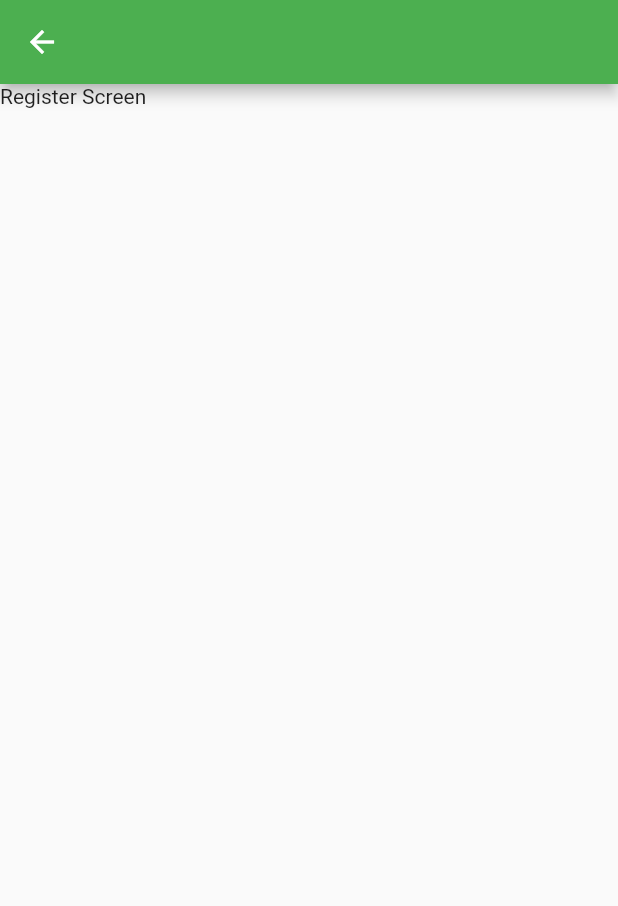
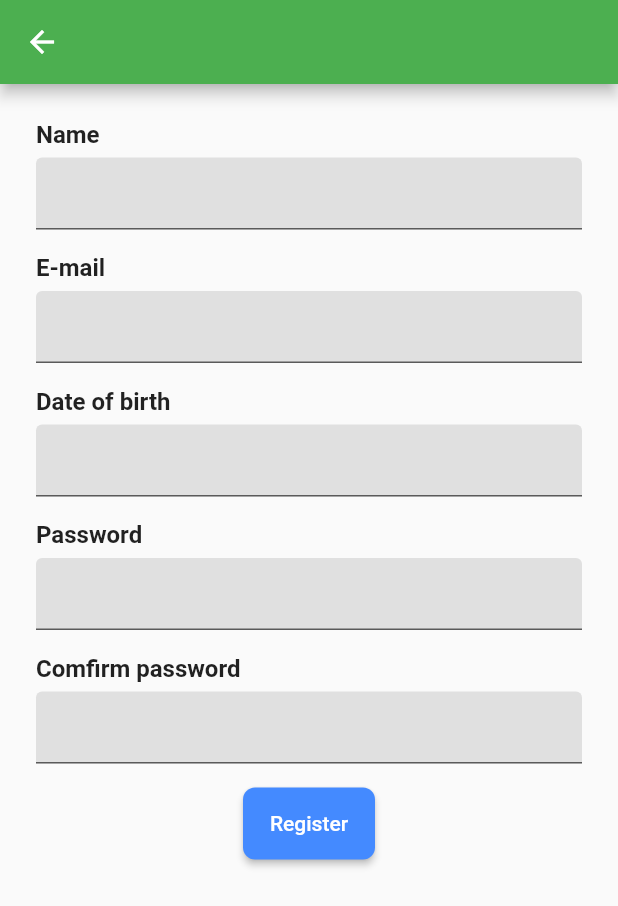
Before and after one commit to rafaelfpinho/financial_app, a Flutter app: the screen it shows after launch, after a tap on "Sign up", on a phone screen of 412 x 824 dp. Shown: the top 906 px of the screen. Run offline on Flutter 3.47's test engine with Material 2 defaults, Android fonts, the phone set to English and light mode, and no system bars; generated files the repository leaves out were written again.

Commit message:
Updated sign up screen with basic information

```diff
--- a/lib/l10n/app_en.arb
+++ b/lib/l10n/app_en.arb
@@ -3,6 +3,10 @@
   "login": "Login",
   "email": "E-mail",
   "password": "Password",
-  "register": "Sign up",
+  "comfirmPassword": "Comfirm password",
+  "name": "Name",
+  "dateOfBirth": "Date of birth",
+  "signUp": "Sign up",
+  "register": "Register",
   "loginScreenRegisterAlert": "New user?"
 }
--- a/lib/l10n/app_pt.arb
+++ b/lib/l10n/app_pt.arb
@@ -2,6 +2,10 @@
   "login": "Login",
   "email": "E-mail",
   "password": "Senha",
-  "register": "Registre-se",
+  "comfirmPassword": "Comfirmar senha",
+  "name": "Nome completo",
+  "dateOfBirth": "Data de nascimento",
+  "signUp": "Registre-se",
+  "register": "Registrar",
   "loginScreenRegisterAlert": "Novo por aqui?"
 }
--- a/lib/ui/screens/HomeScreen/home_screen.dart
+++ b/lib/ui/screens/HomeScreen/home_screen.dart
@@ -16,9 +16,7 @@ class _HomeScreenState extends State<HomeScreen> {
   Widget build(BuildContext context) {
     return Scaffold(
       appBar: AppBar(),
-      body: Material(
-        child: Text("Home Screen")
-      ),
+      body: const Text("Home Screen"),
     );
   }
 
--- a/lib/ui/screens/LoginScreen/login_screen.dart
+++ b/lib/ui/screens/LoginScreen/login_screen.dart
@@ -56,9 +56,7 @@ class _EmailField extends StatelessWidget {
             fontSize: 16, fontWeight:
             FontWeight.w700
         ),
-        onChanged: (email)
-    =>
-    {
+        onChanged: (email) => {
       print("email changed: $email")
     });
   }
@@ -120,7 +118,7 @@ class _RegisterButton extends StatelessWidget {
               child: Text(
                 AppLocalizations
                     .of(context)
-                    .register,
+                    .signUp,
                 style:
                 TextStyle(color: Colors.blueAccent),
               ))
--- a/lib/ui/screens/SignUpScreen/signup_screen.dart
+++ b/lib/ui/screens/SignUpScreen/signup_screen.dart
@@ -1,14 +1,12 @@
-
-
-import 'package:flutter/cupertino.dart';
+import 'package:financial_app/ui/screens/custom_input_text_field.dart';
 import 'package:flutter/material.dart';
+import 'package:flutter_gen/gen_l10n/app_localizations.dart';
 
 class SignUpScreen extends StatefulWidget {
   static const routeName = "/signUpScreen";
 
   @override
   State<StatefulWidget> createState() => _SignUpScreenState();
-
 }
 
 class _SignUpScreenState extends State<SignUpScreen> {
@@ -16,10 +14,102 @@ class _SignUpScreenState extends State<SignUpScreen> {
   Widget build(BuildContext context) {
     return Scaffold(
       appBar: AppBar(),
-      body: Material(
-          child: Text("Register Screen")
+      body: SafeArea(
+        child: SingleChildScrollView(
+          padding: const EdgeInsets.all(24),
+            child: _SignUpForm()
+        ),
       ),
     );
   }
+}
 
+class _SignUpForm extends StatelessWidget {
+  @override
+  Widget build(BuildContext context) {
+    return Column(
+      children: [
+        _NameInput(),
+        SizedBox(height: 16),
+        _EmailInput(),
+        SizedBox(height: 16),
+        _DateOfBirthInput(),
+        SizedBox(height: 16),
+        _PasswordInput(),
+        SizedBox(height: 16),
+        _ComfirmPasswordInput(),
+        SizedBox(height: 16),
+        _RegisterButton()
+      ],
+    );
+  }
 }
+
+class _NameInput extends StatelessWidget {
+  @override
+  Widget build(BuildContext context) {
+    return CustomInputTextField(
+        title: AppLocalizations.of(context).name,
+        onChanged: (name) => {
+          print("email changed: $name")
+        });
+  }
+}
+
+class _EmailInput extends StatelessWidget {
+  @override
+  Widget build(BuildContext context) {
+    return CustomInputTextField(
+        title: AppLocalizations.of(context).email,
+        onChanged: (email) => {
+      print("email changed: $email")
+    });
+  }
+}
+
+class _DateOfBirthInput extends StatelessWidget {
+  @override
+  Widget build(BuildContext context) {
+    return CustomInputTextField(
+        title: AppLocalizations.of(context).dateOfBirth,
+        onChanged: (dateOfBirth) => {
+          print("email changed: $dateOfBirth")
+        });
+  }
+}
+
+class _PasswordInput extends StatelessWidget {
+  @override
+  Widget build(BuildContext context) {
+    return CustomInputTextField(
+        title: AppLocalizations.of(context).password,
+        onChanged: (password) => {
+          print("email changed: $password")
+        });
+  }
+}
+
+class _ComfirmPasswordInput extends StatelessWidget {
+  @override
+  Widget build(BuildContext context) {
+    return CustomInputTextField(
+        title: AppLocalizations.of(context).comfirmPassword,
+        onChanged: (password) => {
+          print("email changed: $password")
+        });
+  }
+}
+
+class _RegisterButton extends StatelessWidget {
+  @override
+  Widget build(BuildContext context) {
+    return MaterialButton(
+      color: Colors.blueAccent,
+      height: 48,
+      shape: RoundedRectangleBorder(borderRadius: BorderRadius.circular(8)),
+      onPressed: () => {Navigator.of(context).pop()},
+      child: Text(AppLocalizations.of(context).register),
+      textColor: Colors.white,
+    );
+  }
+}
```
